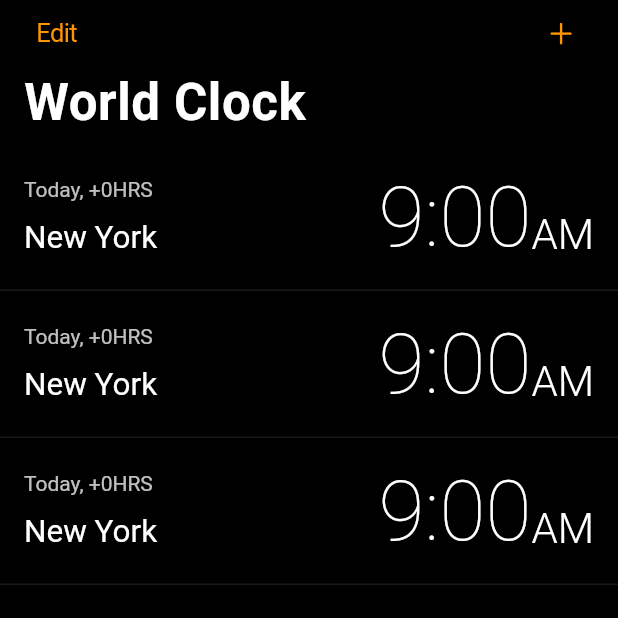
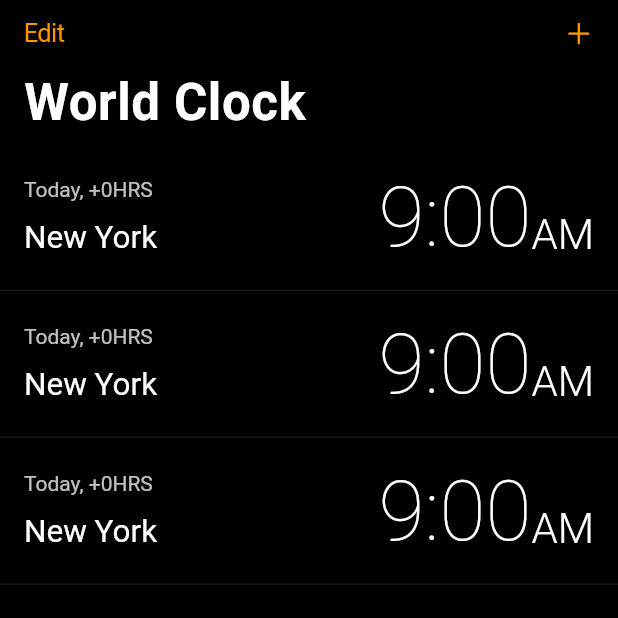
Before and after one commit to iOS-apps-on-Android/Clock, a Flutter app: the screen it shows after launch, on a phone screen of 412 x 824 dp, the top half of it. Run offline on Flutter 3.47's test engine with Material 3 defaults, Android fonts, the phone set to English and light mode, and no system bars; our stand-ins replace circular_countdown_timer.

Commit message:
fix navigation bar button alignment

```diff
--- a/lib/pages/alarm.dart
+++ b/lib/pages/alarm.dart
@@ -22,6 +22,7 @@ class _AlarmState extends State<AlarmPage> {
             trailing: CupertinoButton(
               onPressed: () {},
               padding: EdgeInsets.zero,
+              alignment: Alignment.centerRight,
               child: const Icon(
                 CupertinoIcons.add,
                 color: CupertinoColors.activeOrange,
@@ -30,6 +31,7 @@ class _AlarmState extends State<AlarmPage> {
             leading: CupertinoButton(
               onPressed: () {},
               padding: EdgeInsets.zero,
+              alignment: Alignment.centerLeft,
               child: const Text(
                 "Edit",
                 style: TextStyle(
--- a/lib/pages/world_clock.dart
+++ b/lib/pages/world_clock.dart
@@ -22,6 +22,7 @@ class _WorldClockState extends State<WorldClockPage> {
             trailing: CupertinoButton(
               onPressed: () {},
               padding: EdgeInsets.zero,
+              alignment: Alignment.centerRight,
               child: const Icon(
                 CupertinoIcons.add,
                 color: CupertinoColors.activeOrange,
@@ -30,6 +31,7 @@ class _WorldClockState extends State<WorldClockPage> {
             leading: CupertinoButton(
               onPressed: () {},
               padding: EdgeInsets.zero,
+              alignment: Alignment.centerLeft,
               child: const Text(
                 "Edit",
                 style: TextStyle(
```
